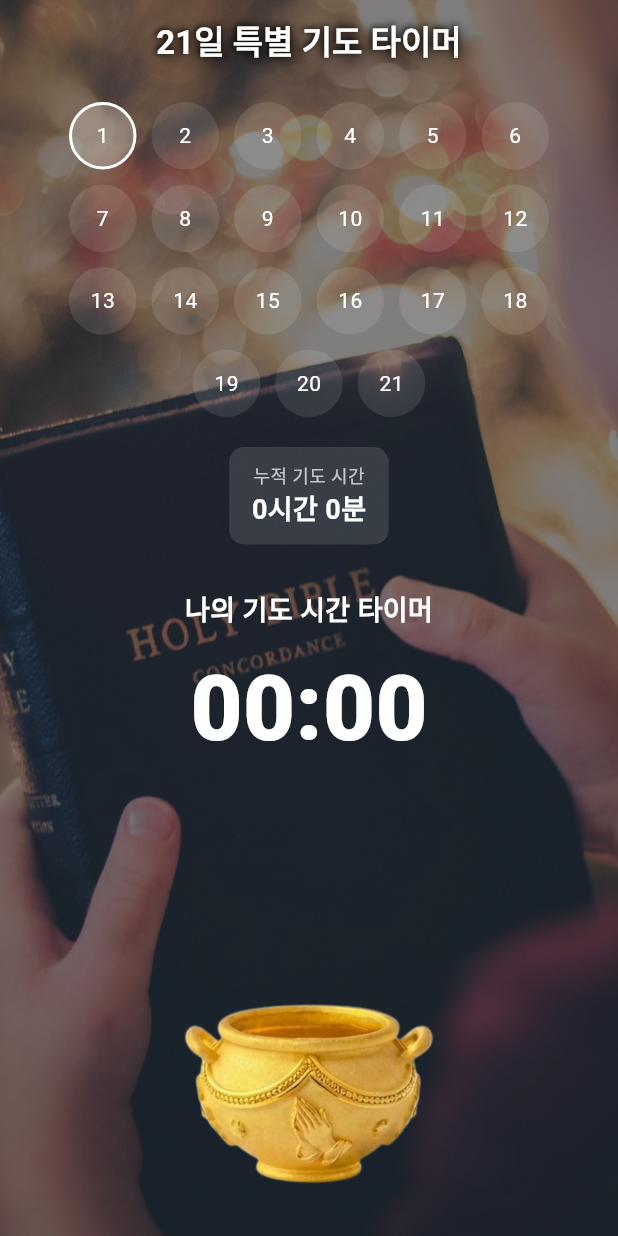
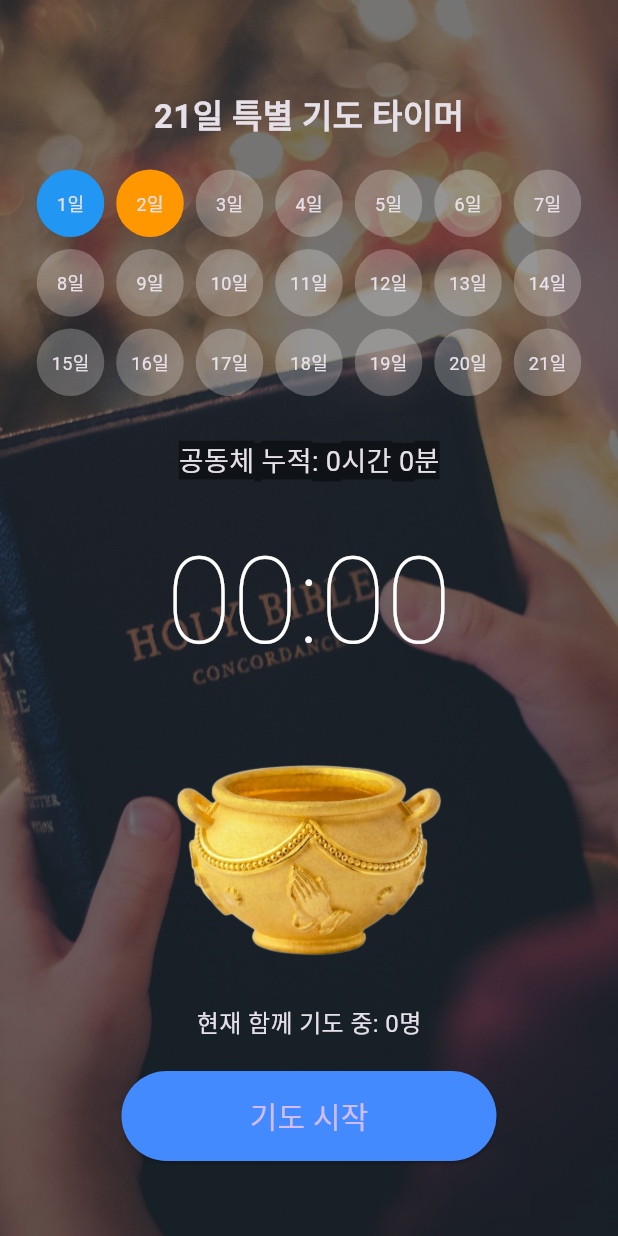
Before and after one commit to manttangsam/church_prayer_app, a Flutter app: the screen it shows after launch, on a phone screen of 412 x 824 dp. Run offline on Flutter 3.47's test engine with Material 3 defaults, Android fonts, the phone set to English and light mode, and no system bars; our stand-ins replace firebase_core, firebase_database; accounts and stored records are empty.

Commit message:
fix: 오늘 2일차 및 실시간 인원 동기화 강제 배포

```diff
--- a/lib/main.dart
+++ b/lib/main.dart
@@ -1,43 +1,39 @@
 import 'package:flutter/material.dart';
-import 'package:flutter_dnd/flutter_dnd.dart';
 import 'dart:async';
 import 'dart:math';
-import 'dart:ui';
+import 'package:firebase_core/firebase_core.dart';
+import 'package:firebase_database/firebase_database.dart';
 
-import 'package:shared_preferences/shared_preferences.dart';
+// ---------------------------------------------------------
+// 1. 기간 설정 (4/20 월요일 00:00 시작 기준)
+// ---------------------------------------------------------
+final DateTime startDate = DateTime(2026, 4, 20);
 
-void main() {
-  runApp(const MyApp());
+void main() async {
+  WidgetsFlutterBinding.ensureInitialized();
+  await Firebase.initializeApp(
+    options: const FirebaseOptions(
+      apiKey: "AIzaSyBLynU_hVQXyzUXD9dYTVYaF8_-c9-8a9Y",
+      authDomain: "church-prayer-app-57370.firebaseapp.com",
+      projectId: "church-prayer-app-57370",
+      storageBucket: "church-prayer-app-57370.firebasestorage.app",
+      messagingSenderId: "19817451561",
+      appId: "1:19817451561:web:166687df2ec2a373648c38",
+      measurementId: "G-4Y2B1CZ6YB",
+      databaseURL: "https://church-prayer-app-57370-default-rtdb.asia-southeast1.firebasedatabase.app",
+    ),
+  );
+  runApp(const PrayerTimerApp());
 }
 
-class MyApp extends StatelessWidget {
-  const MyApp({super.key});
-
+class PrayerTimerApp extends StatelessWidget {
+  const PrayerTimerApp({super.key});
   @override
   Widget build(BuildContext context) {
-    const baseScheme = ColorScheme.dark(
-      primary: Color(0xFF4A6CF7),
-      secondary: Color(0xFF5BD4FF),
-      tertiary: Color(0xFFFFD369),
-    );
-
     return MaterialApp(
+      debugShowCheckedModeBanner: false,
       title: '21일 특별 기도 타이머',
-      debugShowCheckedModeBanner: false,
-      theme: ThemeData(
-        brightness: Brightness.dark,
-        colorScheme: baseScheme,
-        useMaterial3: true,
-        scaffoldBackgroundColor: Colors.transparent,
-        appBarTheme: const AppBarTheme(
-          backgroundColor: Colors.transparent,
-          foregroundColor: Colors.white,
-          elevation: 0,
-        ),
-        textTheme: ThemeData(brightness: Brightness.dark)
-            .textTheme
-            .apply(bodyColor: Colors.white, displayColor: Colors.white),
-      ),
+      theme: ThemeData(brightness: Brightness.dark),
       home: const PrayerTimerPage(),
     );
   }
@@ -45,432 +41,220 @@ class MyApp extends StatelessWidget {
 
 class PrayerTimerPage extends StatefulWidget {
   const PrayerTimerPage({super.key});
-
   @override
   State<PrayerTimerPage> createState() => _PrayerTimerPageState();
 }
 
-class _PrayerTimerPageState extends State<PrayerTimerPage> {
-  bool _isPraying = false;
-  Duration _elapsed = Duration.zero;
+class _PrayerTimerPageState extends State<PrayerTimerPage> with TickerProviderStateMixin {
+  final DatabaseReference _dbRef = FirebaseDatabase.instance.ref();
+  late AnimationController _potController;
+  late AnimationController _waterController;
+
+  int _seconds = 0;
   Timer? _timer;
-
-  SharedPreferences? _prefs;
-  DateTime? _challengeStartDate;
-  Set<int> _completedDays = <int>{};
-  int _totalPrayerSeconds = 0;
-  int _activeUsers = 0;
+  bool _isRunning = false;
+  int globalTotalMinutes = 0;
+  int onlinePrayers = 0;
+  final List<Point> _waterDrops = [];
 
   @override
   void initState() {
     super.initState();
-    _loadPrefs();
+    _setupRealtimeSync();
+
+    // 항아리 둥실둥실
+    _potController = AnimationController(
+      vsync: this,
+      duration: const Duration(seconds: 2),
+    )..repeat(reverse: true);
+
+    // 물방울 생성 주기
+    _waterController = AnimationController(
+      vsync: this,
+      duration: const Duration(milliseconds: 100),
+    )..addListener(_generateWaterDrop);
   }
 
   @override
   void dispose() {
+    _potController.dispose();
+    _waterController.dispose();
     _timer?.cancel();
     super.dispose();
   }
 
-  static DateTime _dateOnly(DateTime d) => DateTime(d.year, d.month, d.day);
-
-  Future<void> _loadPrefs() async {
-    final prefs = await SharedPreferences.getInstance();
-    final startMs = prefs.getInt('challenge_start_ms');
-    final start = startMs == null
-        ? _dateOnly(DateTime.now())
-        : _dateOnly(DateTime.fromMillisecondsSinceEpoch(startMs));
-
-    if (startMs == null) {
-      await prefs.setInt('challenge_start_ms', start.millisecondsSinceEpoch);
-    }
-
-    final completed = prefs.getStringList('challenge_completed_days') ?? <String>[];
-    final completedSet = completed
-        .map((e) => int.tryParse(e))
-        .whereType<int>()
-        .where((d) => d >= 1 && d <= 21)
-        .toSet();
-
-    final totalSeconds = prefs.getInt('total_prayer_seconds') ?? 0;
-
-    if (!mounted) return;
-    setState(() {
-      _prefs = prefs;
-      _challengeStartDate = start;
-      _completedDays = completedSet;
-      _totalPrayerSeconds = totalSeconds;
+  // 데이터베이스 실시간 감시 (모든 창 동기화 핵심)
+  void _setupRealtimeSync() {
+    _dbRef.child('stats/total_minutes').onValue.listen((event) {
+      if (mounted && event.snapshot.value != null) {
+        setState(() => globalTotalMinutes = int.parse(event.snapshot.value.toString()));
+      }
+    });
+    _dbRef.child('stats/online_count').onValue.listen((event) {
+      if (mounted && event.snapshot.value != null) {
+        int count = int.parse(event.snapshot.value.toString());
+        setState(() => onlinePrayers = count < 0 ? 0 : count);
+      }
     });
   }
 
-  int _todayChallengeDay() {
-    final start = _challengeStartDate;
-    if (start == null) return 1;
-    final diff = _dateOnly(DateTime.now()).difference(start).inDays;
-    final day = diff + 1;
-    if (day < 1) return 1;
-    if (day > 21) return 21;
-    return day;
+  // 오늘이 며칠째인지 계산 (20일=1일차, 21일=2일차)
+  int _calculateCurrentDay() {
+    final now = DateTime.now();
+    final today = DateTime(now.year, now.month, now.day);
+    final start = DateTime(startDate.year, startDate.month, startDate.day);
+    return today.difference(start).inDays + 1;
   }
 
-  Future<void> _persistCompletedDays() async {
-    final prefs = _prefs;
-    if (prefs == null) return;
-    final sorted = _completedDays.toList()..sort();
-    await prefs.setStringList(
-      'challenge_completed_days',
-      sorted.map((e) => e.toString()).toList(),
-    );
+  void _generateWaterDrop() {
+    if (mounted && _isRunning) {
+      setState(() {
+        _waterDrops.add(Point(Random().nextDouble() * 100 + 40, 0));
+      });
+    }
   }
 
-  Future<void> _persistTotalPrayerSeconds() async {
-    final prefs = _prefs;
-    if (prefs == null) return;
-    await prefs.setInt('total_prayer_seconds', _totalPrayerSeconds);
+  void _moveWaterDrops() {
+    if (mounted && _isRunning) {
+      setState(() {
+        _waterDrops.removeWhere((drop) => drop.y > 180);
+        for (int i = 0; i < _waterDrops.length; i++) {
+          _waterDrops[i] = Point(_waterDrops[i].x, _waterDrops[i].y + 6);
+        }
+      });
+    }
   }
 
-  void _startTimer() {
-    _timer?.cancel();
-    _timer = Timer.periodic(const Duration(seconds: 1), (_) {
-      setState(() => _elapsed += const Duration(seconds: 1));
-    });
-  }
+  void _toggleTimer() {
+    if (_isRunning) {
+      // 기도 멈출 때
+      int prayedMinutes = (_seconds / 60).ceil();
+      _dbRef.child('stats/total_minutes').set(ServerValue.increment(prayedMinutes));
+      _dbRef.child('stats/online_count').set(ServerValue.increment(-1));
 
-  void _stopTimer() {
-    _timer?.cancel();
-    _timer = null;
-  }
-
-  Future<void> _setDnd(bool enabled) async {
-    try {
-      final granted = await FlutterDnd.isNotificationPolicyAccessGranted;
-      if (granted != true) {
-        if (!mounted) return;
-        ScaffoldMessenger.of(context).showSnackBar(
-          const SnackBar(content: Text('방해 금지 권한이 필요해요.')),
-        );
-        FlutterDnd.gotoPolicySettings();
-        return;
-      }
-      await FlutterDnd.setInterruptionFilter(
-        enabled ? FlutterDnd.INTERRUPTION_FILTER_NONE : FlutterDnd.INTERRUPTION_FILTER_ALL,
-      );
-    } catch (_) {}
-  }
-
-  Future<void> _togglePrayer() async {
-    setState(() => _activeUsers = Random().nextInt(8) + 1);
-
-    if (_isPraying) {
-      await _setDnd(false);
-      _stopTimer();
-      final today = _todayChallengeDay();
-      setState(() {
-        _isPraying = false;
-        _totalPrayerSeconds += _elapsed.inSeconds;
-        _completedDays = {..._completedDays, today};
+      _timer?.cancel();
+      _waterController.stop();
+      _waterDrops.clear();
+      _seconds = 0;
+    } else {
+      // 기도 시작할 때
+      _dbRef.child('stats/online_count').set(ServerValue.increment(1));
+      _waterController.repeat();
+      Timer.periodic(const Duration(milliseconds: 20), (timer) {
+        if (!_isRunning) {
+          timer.cancel();
+          return;
+        }
+        _moveWaterDrops();
       });
-      unawaited(_persistTotalPrayerSeconds());
-      unawaited(_persistCompletedDays());
-      return;
+      _timer = Timer.periodic(const Duration(seconds: 1), (timer) {
+        setState(() => _seconds++);
+      });
     }
-
-    setState(() {
-      _isPraying = true;
-      _elapsed = Duration.zero;
-    });
-    _startTimer();
-    await _setDnd(true);
-  }
-
-  String _format(Duration d) {
-    String two(int n) => n.toString().padLeft(2, '0');
-    final minutes = d.inMinutes.remainder(60);
-    final seconds = d.inSeconds.remainder(60);
-    return '${two(minutes)}:${two(seconds)}';
-  }
-
-  String _formatTotalPrayerTime() {
-    final hours = _totalPrayerSeconds ~/ 3600;
-    final minutes = (_totalPrayerSeconds % 3600) ~/ 60;
-    return '$hours시간 $minutes분';
+    setState(() => _isRunning = !_isRunning);
   }
 
   @override
   Widget build(BuildContext context) {
-    final scheme = Theme.of(context).colorScheme;
+    int currentDay = _calculateCurrentDay();
 
     return Scaffold(
-      extendBodyBehindAppBar: true,
-      appBar: AppBar(
-        centerTitle: true,
-        title: Text(
-          '21일 특별 기도 타이머',
-          style: TextStyle(
-            fontWeight: FontWeight.bold,
-            color: Colors.white,
-            // [가독성 개선] 검은색 그림자 추가
-            shadows: [
-  Shadow(
-    blurRadius: 15.0,           // 10.0에서 15.0으로 키워서 더 부드럽고 넓게 퍼지게 함
-    color: Colors.black,        // Opacity 없이 진한 검은색으로 변경
-    offset: const Offset(3.0, 3.0), // 그림자 위치를 조금 더 멀리 밀어냄
-  ),
-  // 하나 더 추가해서 테두리 효과를 줄 수도 있습니다
-  Shadow(
-    blurRadius: 5.0,
-    color: Colors.black,
-    offset: const Offset(-1.0, -1.0),
-  ),
-],
+      body: Container(
+        width: double.infinity,
+        decoration: const BoxDecoration(
+          image: DecorationImage(
+            image: AssetImage('assets/images/prayer_bg.jpg'),
+            fit: BoxFit.cover,
+            colorFilter: ColorFilter.mode(Colors.black54, BlendMode.darken),
           ),
         ),
-      ),
-      body: Stack(
-        children: [
-          Positioned.fill(
-            child: Image.asset(
-              'assets/images/prayer_bg.jpg.jpg',
-              fit: BoxFit.cover,
+        child: Column(
+          children: [
+            const SizedBox(height: 60),
+            const Text("21일 특별 기도 타이머", style: TextStyle(fontSize: 22, fontWeight: FontWeight.bold)),
+            const SizedBox(height: 20),
+
+            // 날짜 표시 부분
+            Wrap(
+              spacing: 8, runSpacing: 8,
+              children: List.generate(21, (index) {
+                int dayNum = index + 1;
+                bool isPast = dayNum < currentDay;
+                bool isToday = dayNum == currentDay;
+                return Container(
+                  width: 45, height: 45,
+                  decoration: BoxDecoration(
+                    color: isToday ? Colors.orange : (isPast ? Colors.blue : Colors.white24),
+                    shape: BoxShape.circle,
+                  ),
+                  child: Center(child: Text("${dayNum}일", style: const TextStyle(fontSize: 12))),
+                );
+              }),
             ),
-          ),
-          Positioned.fill(
-            child: Container(color: Colors.black.withOpacity(0.5)),
-          ),
-          SafeArea(
-            child: SingleChildScrollView(
-              padding: const EdgeInsets.symmetric(horizontal: 20, vertical: 12),
+
+            const SizedBox(height: 30),
+            Text("공동체 누적: ${globalTotalMinutes ~/ 60}시간 ${globalTotalMinutes % 60}분",
+                style: const TextStyle(fontSize: 18, backgroundColor: Colors.black45)),
+
+            // 타이머 숫자
+            Expanded(
               child: Center(
-                child: ConstrainedBox(
-                  constraints: const BoxConstraints(maxWidth: 520),
-                  child: Column(
+                child: Text(
+                  "${(_seconds ~/ 60).toString().padLeft(2, '0')}:${(_seconds % 60).toString().padLeft(2, '0')}",
+                  style: const TextStyle(fontSize: 80, fontWeight: FontWeight.w100, color: Colors.white),
+                ),
+              ),
+            ),
+
+            // 항아리 + 폭포 애니메이션
+            AnimatedBuilder(
+              animation: _potController,
+              builder: (context, child) {
+                return Transform.translate(
+                  offset: Offset(0, 20 * _potController.value),
+                  child: Stack(
+                    alignment: Alignment.center,
                     children: [
-                      _ChallengeDaysRow(
-                        today: _todayChallengeDay(),
-                        startDate: _challengeStartDate ?? _dateOnly(DateTime.now()),
-                        completedDays: _completedDays,
-                        colorScheme: scheme,
-                      ),
-                      const SizedBox(height: 20),
-                      _TotalTimeBadge(label: '누적 기도 시간', value: _formatTotalPrayerTime()),
-                      const SizedBox(height: 30),
-                      Text(
-                        _isPraying ? '기도가 쌓이고 있습니다...' : '나의 기도 시간 타이머',
-                        style: const TextStyle(fontSize: 18, fontWeight: FontWeight.bold),
-                      ),
-                      const SizedBox(height: 10),
-                      Text(
-                        _format(_elapsed),
-                        style: const TextStyle(
-                          fontSize: 60,
-                          fontWeight: FontWeight.w900,
-                          fontFeatures: [FontFeature.tabularFigures()],
-                        ),
-                      ),
-                      const SizedBox(height: 20),
-                      // [물줄기 애니메이션이 포함된 항아리]
-                      _PrayerPotWithWater(isPraying: _isPraying, activeUsers: _activeUsers),
-                      const SizedBox(height: 10),
-                      Text('현재 함께 기도 중: $_activeUsers명'),
-                      const SizedBox(height: 30),
-                      SizedBox(
-                        width: double.infinity,
-                        height: 65,
-                        child: FilledButton(
-                          style: FilledButton.styleFrom(
-                            backgroundColor: _isPraying ? Colors.redAccent : scheme.primary,
-                            shape: RoundedRectangleBorder(borderRadius: BorderRadius.circular(15)),
-                          ),
-                          onPressed: _togglePrayer,
-                          child: Text(
-                            _isPraying ? '기도 종료' : '기도 시작',
-                            style: const TextStyle(fontSize: 22, fontWeight: FontWeight.bold),
+                      Positioned(
+                        top: 0,
+                        child: SizedBox(
+                          width: 180,
+                          height: 180,
+                          child: Stack(
+                            children: _waterDrops.map((drop) => Positioned(
+                              left: drop.x. toDouble(),
+                              top: drop.y. toDouble(),
+                              child: Container(
+                                width: 7, height: 7,
+                                decoration: const BoxDecoration(color: Colors.blueAccent, shape: BoxShape.circle),
+                              ),
+                            )).toList(),
                           ),
                         ),
                       ),
+                      Image.asset('assets/images/prayer_pot_256.png', width: 180, height: 180),
                     ],
                   ),
-                ),
+                );
+              },
+            ),
+
+            const SizedBox(height: 10),
+            Text("현재 함께 기도 중: $onlinePrayers명", style: const TextStyle(fontSize: 16)),
+            const SizedBox(height: 20),
+
+            ElevatedButton(
+              onPressed: _toggleTimer,
+              style: ElevatedButton.styleFrom(
+                backgroundColor: _isRunning ? Colors.red : Colors.blueAccent,
+                minimumSize: const Size(250, 60),
               ),
+              child: Text(_isRunning ? "기도 멈추기" : "기도 시작", style: const TextStyle(fontSize: 20)),
             ),
-          ),
-        ],
+            const SizedBox(height: 50),
+          ],
+        ),
       ),
     );
   }
 }
-
-// [새로운 물줄기 애니메이션 위젯]
-class _PrayerPotWithWater extends StatelessWidget {
-  final bool isPraying;
-  final int activeUsers;
-
-  const _PrayerPotWithWater({required this.isPraying, required this.activeUsers});
-
-  @override
-  Widget build(BuildContext context) {
-    return SizedBox(
-      width: 250,
-      height: 280,
-      child: Stack(
-        alignment: Alignment.center,
-        children: [
-          if (isPraying)
-            Positioned(
-              top: 0,
-              child: SizedBox(
-                width: 100,
-                height: 180,
-                child: _WaterStreamAnimation(),
-              ),
-            ),
-          Positioned(
-            bottom: 20,
-            child: Image.asset(
-              activeUsers <= 2
-                ? 'assets/images/prayer_pot_64.png'
-                : activeUsers <= 4
-                  ? 'assets/images/prayer_pot_128.png'
-                  : 'assets/images/prayer_pot_256.png',
-              width: 180,
-              fit: BoxFit.contain,
-            ),
-          ),
-        ],
-      ),
-    );
-  }
-}
-
-class _WaterStreamAnimation extends StatefulWidget {
-  @override
-  State<_WaterStreamAnimation> createState() => _WaterStreamAnimationState();
-}
-
-class _WaterStreamAnimationState extends State<_WaterStreamAnimation> with SingleTickerProviderStateMixin {
-  late AnimationController _controller;
-  final List<Particle> particles = [];
-
-  @override
-  void initState() {
-    super.initState();
-    _controller = AnimationController(vsync: this, duration: const Duration(seconds: 1))..repeat();
-  }
-
-  @override
-  void dispose() {
-    _controller.dispose();
-    super.dispose();
-  }
-
-  @override
-  Widget build(BuildContext context) {
-    return AnimatedBuilder(
-      animation: _controller,
-      builder: (context, child) {
-        if (particles.length < 30) {
-          particles.add(Particle());
-        }
-        for (var p in particles) {
-          p.update();
-        }
-        particles.removeWhere((p) => p.y > 1.0);
-
-        return CustomPaint(painter: WaterPainter(particles));
-      },
-    );
-  }
-}
-
-class Particle {
-  double x = 0.5 + (Random().nextDouble() - 0.5) * 0.2;
-  double y = 0.0;
-  double speed = 0.02 + Random().nextDouble() * 0.02;
-  double size = 2.0 + Random().nextDouble() * 4.0;
-
-  void update() {
-    y += speed;
-  }
-}
-
-class WaterPainter extends CustomPainter {
-  final List<Particle> particles;
-  WaterPainter(this.particles);
-
-  @override
-  void paint(Canvas canvas, Size size) {
-    final paint = Paint()
-      ..shader = const LinearGradient(
-        colors: [Color(0xFF5BD4FF), Color(0xFF4A6CF7)],
-        begin: Alignment.topCenter,
-        end: Alignment.bottomCenter,
-      ).createShader(Rect.fromLTWH(0, 0, size.width, size.height));
-
-    for (var p in particles) {
-      canvas.drawCircle(Offset(p.x * size.width, p.y * size.height), p.size, paint);
-    }
-  }
-
-  @override
-  bool shouldRepaint(covariant CustomPainter oldDelegate) => true;
-}
-
-// 기존 위젯들 (생략 없이 유지)
-class _ChallengeDaysRow extends StatelessWidget {
-  final int today;
-  final DateTime startDate;
-  final Set<int> completedDays;
-  final ColorScheme colorScheme;
-
-  const _ChallengeDaysRow({required this.today, required this.startDate, required this.completedDays, required this.colorScheme});
-
-  @override
-  Widget build(BuildContext context) {
-    return Wrap(
-      spacing: 10,
-      runSpacing: 10,
-      alignment: WrapAlignment.center,
-      children: List.generate(21, (index) {
-        final day = index + 1;
-        final isCompleted = completedDays.contains(day);
-        final isToday = day == today;
-        return Container(
-          width: 45,
-          height: 45,
-          decoration: BoxDecoration(
-            shape: BoxShape.circle,
-            color: isCompleted ? colorScheme.primary : (isToday ? Colors.white24 : Colors.white10),
-            border: isToday ? Border.all(color: Colors.white, width: 2) : null,
-          ),
-          child: Center(
-            child: isCompleted ? const Icon(Icons.check, size: 20) : Text('$day'),
-          ),
-        );
-      }),
-    );
-  }
-}
-
-class _TotalTimeBadge extends StatelessWidget {
-  final String label;
-  final String value;
-  const _TotalTimeBadge({required this.label, required this.value});
-
-  @override
-  Widget build(BuildContext context) {
-    return Container(
-      padding: const EdgeInsets.symmetric(horizontal: 15, vertical: 10),
-      decoration: BoxDecoration(
-        color: Colors.white12,
-        borderRadius: BorderRadius.circular(10),
-      ),
-      child: Column(
-        children: [
-          Text(label, style: const TextStyle(fontSize: 12, color: Colors.white70)),
-          Text(value, style: const TextStyle(fontSize: 18, fontWeight: FontWeight.bold)),
-        ],
-      ),
-    );
-  }
-}
--- a/pubspec.yaml
+++ b/pubspec.yaml
@@ -36,6 +36,8 @@ dependencies:
   cupertino_icons: ^1.0.8
   flutter_dnd: ^0.1.4+1
   shared_preferences: ^2.5.3
+  firebase_core: ^4.7.0
+  firebase_database: ^12.3.0
 
 dev_dependencies:
   flutter_test:
@@ -60,10 +62,8 @@ flutter:
   uses-material-design: true
 
   assets:
-    - assets/images/prayer_pot_64.png
-    - assets/images/prayer_pot_128.png
     - assets/images/prayer_pot_256.png
-    - assets/images/prayer_bg.jpg.jpg
+    - assets/images/prayer_bg.jpg
 
   # An image asset can refer to one or more resolution-specific "variants", see
   # https://flutter.dev/to/resolution-aware-images
```
Also changed, not shown: assets/images/prayer_bg.jpg (added), 38 other files.
